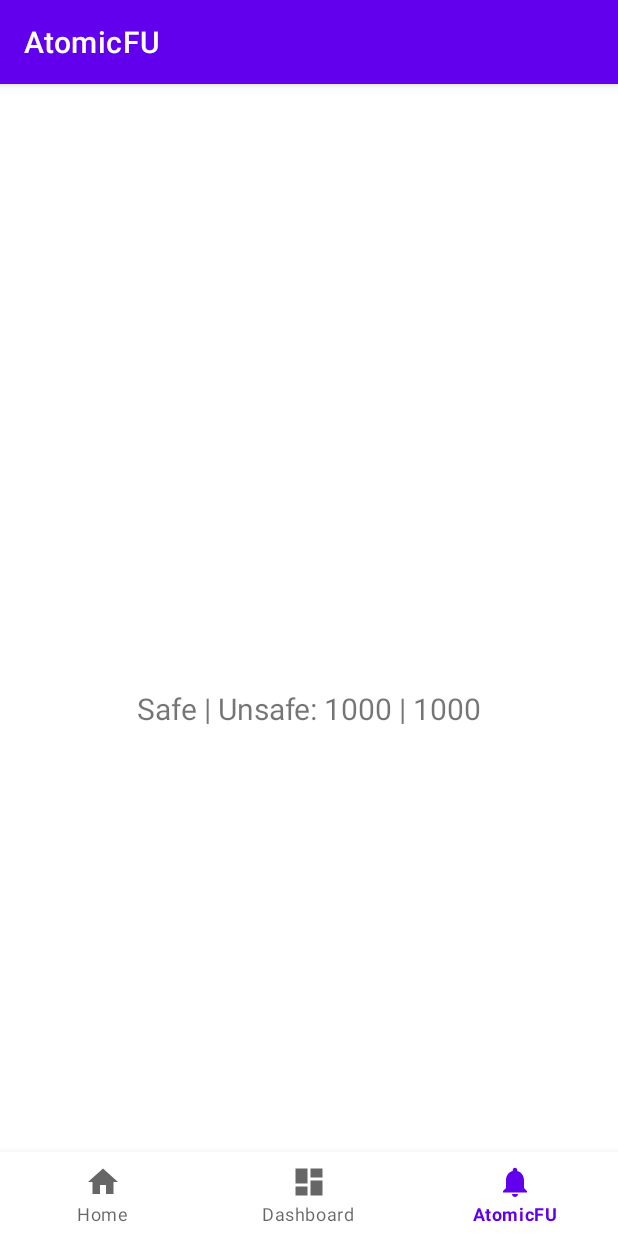
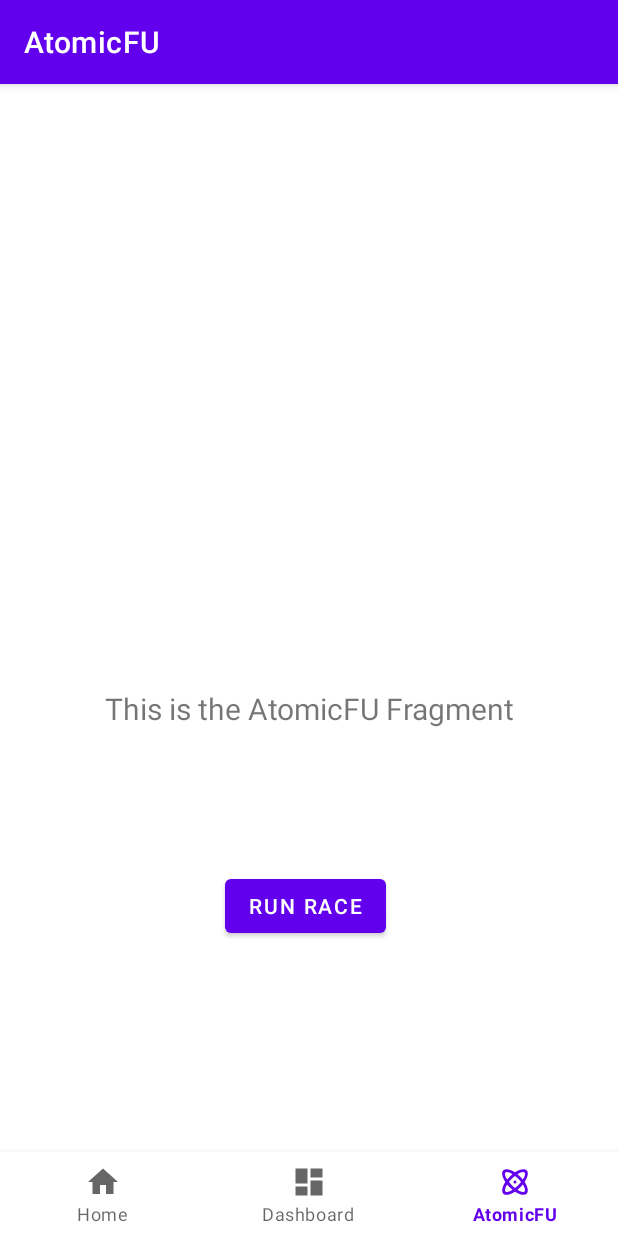
Before and after one commit to severn-everett/AndroidXDemo, an Android app: the AtomicFUFragment screen opened through its navigation route, on a phone screen of 412 x 824 dp. Run offline under Robolectric (Android 15) with nearby library versions, the phone set to English and light mode, and no system bars; our stand-ins replace navigation-ui.

Commit message:
First draft of completed AtomicFU fragment

```diff
--- a/app/src/main/java/com/severett/androidxdemo/ui/atomicfu/AtomicFUFragment.kt
+++ b/app/src/main/java/com/severett/androidxdemo/ui/atomicfu/AtomicFUFragment.kt
@@ -15,9 +15,6 @@ import kotlinx.coroutines.launch
 import kotlinx.coroutines.runBlocking
 
 class AtomicFUFragment : Fragment() {
-    private val safeCounter = atomic(0)
-    private var unsafeCounter = 0
-
     private var _binding: FragmentAtomicfuBinding? = null
 
     // This property is only valid between onCreateView and
@@ -38,15 +35,11 @@ class AtomicFUFragment : Fragment() {
         atomicFUViewModel.text.observe(viewLifecycleOwner) {
             textView.text = it
         }
-        runBlocking {
-            (0 until 1000).map {
-                CoroutineScope(Dispatchers.Default).launch {
-                    safeCounter += 1
-                    unsafeCounter += 1
-                }
-            }.forEach { it.join() }
+        atomicFUViewModel.resetText()
+        binding.raceButton.setOnClickListener {
+            val (safeValue, unsafeValue) = runRace()
+            atomicFUViewModel.text.value = "Safe | Unsafe: $safeValue | $unsafeValue"
         }
-        atomicFUViewModel.text.value = "Safe | Unsafe: ${safeCounter.value} | $unsafeCounter"
         return root
     }
 
@@ -54,4 +47,18 @@ class AtomicFUFragment : Fragment() {
         super.onDestroyView()
         _binding = null
     }
+
+    private fun runRace(): Pair<Int, Int> {
+        val safeCounter = atomic(0)
+        var unsafeCounter = 0
+        runBlocking {
+            (0 until 10_000).map {
+                CoroutineScope(Dispatchers.Default).launch {
+                    safeCounter += 1
+                    unsafeCounter += 1
+                }
+            }.forEach { it.join() }
+        }
+        return safeCounter.value to unsafeCounter
+    }
 }
--- a/app/src/main/java/com/severett/androidxdemo/ui/atomicfu/AtomicFUViewModel.kt
+++ b/app/src/main/java/com/severett/androidxdemo/ui/atomicfu/AtomicFUViewModel.kt
@@ -3,9 +3,12 @@ package com.severett.androidxdemo.ui.atomicfu
 import androidx.lifecycle.MutableLiveData
 import androidx.lifecycle.ViewModel
 
+private const val DEFAULT_TEXT = "This is the AtomicFU Fragment"
+
 class AtomicFUViewModel : ViewModel() {
+    val text = MutableLiveData<String>()
 
-    val text = MutableLiveData<String>().apply {
-        value = "This is the AtomicFU Fragment"
+    fun resetText() {
+        text.value = DEFAULT_TEXT
     }
 }
--- /dev/null
+++ b/app/src/main/res/drawable/ic_atomicfu_black_24dp.xml
@@ -0,0 +1,10 @@
+<!-- drawable/atom.xml -->
+<vector xmlns:android="http://schemas.android.com/apk/res/android"
+    android:width="24dp"
+    android:height="24dp"
+    android:viewportWidth="24"
+    android:viewportHeight="24">
+    <path
+        android:fillColor="#000000"
+        android:pathData="M12,11A1,1 0 0,1 13,12A1,1 0 0,1 12,13A1,1 0 0,1 11,12A1,1 0 0,1 12,11M4.22,4.22C5.65,2.79 8.75,3.43 12,5.56C15.25,3.43 18.35,2.79 19.78,4.22C21.21,5.65 20.57,8.75 18.44,12C20.57,15.25 21.21,18.35 19.78,19.78C18.35,21.21 15.25,20.57 12,18.44C8.75,20.57 5.65,21.21 4.22,19.78C2.79,18.35 3.43,15.25 5.56,12C3.43,8.75 2.79,5.65 4.22,4.22M15.54,8.46C16.15,9.08 16.71,9.71 17.23,10.34C18.61,8.21 19.11,6.38 18.36,5.64C17.62,4.89 15.79,5.39 13.66,6.77C14.29,7.29 14.92,7.85 15.54,8.46M8.46,15.54C7.85,14.92 7.29,14.29 6.77,13.66C5.39,15.79 4.89,17.62 5.64,18.36C6.38,19.11 8.21,18.61 10.34,17.23C9.71,16.71 9.08,16.15 8.46,15.54M5.64,5.64C4.89,6.38 5.39,8.21 6.77,10.34C7.29,9.71 7.85,9.08 8.46,8.46C9.08,7.85 9.71,7.29 10.34,6.77C8.21,5.39 6.38,4.89 5.64,5.64M9.88,14.12C10.58,14.82 11.3,15.46 12,16.03C12.7,15.46 13.42,14.82 14.12,14.12C14.82,13.42 15.46,12.7 16.03,12C15.46,11.3 14.82,10.58 14.12,9.88C13.42,9.18 12.7,8.54 12,7.97C11.3,8.54 10.58,9.18 9.88,9.88C9.18,10.58 8.54,11.3 7.97,12C8.54,12.7 9.18,13.42 9.88,14.12M18.36,18.36C19.11,17.62 18.61,15.79 17.23,13.66C16.71,14.29 16.15,14.92 15.54,15.54C14.92,16.15 14.29,16.71 13.66,17.23C15.79,18.61 17.62,19.11 18.36,18.36Z" />
+</vector>
--- a/app/src/main/res/drawable/ic_notifications_black_24dp.xml
+++ /dev/null
@@ -1,9 +0,0 @@
-<vector xmlns:android="http://schemas.android.com/apk/res/android"
-    android:width="24dp"
-    android:height="24dp"
-    android:viewportWidth="24.0"
-    android:viewportHeight="24.0">
-    <path
-        android:fillColor="#FF000000"
-        android:pathData="M12,22c1.1,0 2,-0.9 2,-2h-4c0,1.1 0.89,2 2,2zM18,16v-5c0,-3.07 -1.64,-5.64 -4.5,-6.32L13.5,4c0,-0.83 -0.67,-1.5 -1.5,-1.5s-1.5,0.67 -1.5,1.5v0.68C7.63,5.36 6,7.92 6,11v5l-2,2v1h16v-1l-2,-2z" />
-</vector>
--- a/app/src/main/res/layout/fragment_atomicfu.xml
+++ b/app/src/main/res/layout/fragment_atomicfu.xml
@@ -19,4 +19,17 @@
         app:layout_constraintEnd_toEndOf="parent"
         app:layout_constraintStart_toStartOf="parent"
         app:layout_constraintTop_toTopOf="parent" />
+
+    <Button
+        android:id="@+id/raceButton"
+        android:layout_width="wrap_content"
+        android:layout_height="wrap_content"
+        android:layout_marginStart="160dp"
+        android:layout_marginEnd="160dp"
+        android:layout_marginBottom="196dp"
+        android:text="@string/button_atomicfu"
+        app:layout_constraintBottom_toBottomOf="parent"
+        app:layout_constraintEnd_toEndOf="parent"
+        app:layout_constraintHorizontal_bias="0.666"
+        app:layout_constraintStart_toStartOf="parent" />
 </androidx.constraintlayout.widget.ConstraintLayout>
--- a/app/src/main/res/menu/bottom_nav_menu.xml
+++ b/app/src/main/res/menu/bottom_nav_menu.xml
@@ -13,7 +13,7 @@
 
     <item
         android:id="@+id/navigation_atomicfu"
-        android:icon="@drawable/ic_notifications_black_24dp"
+        android:icon="@drawable/ic_atomicfu_black_24dp"
         android:title="@string/title_atomicfu" />
 
 </menu>
--- a/app/src/main/res/values/strings.xml
+++ b/app/src/main/res/values/strings.xml
@@ -3,4 +3,5 @@
     <string name="title_home">Home</string>
     <string name="title_dashboard">Dashboard</string>
     <string name="title_atomicfu">AtomicFU</string>
+    <string name="button_atomicfu">Run Race</string>
 </resources>
```
